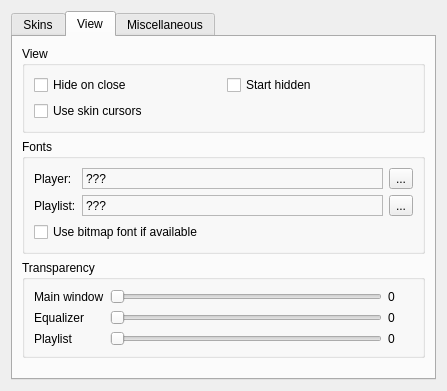
The window that src/plugins/Ui/skinned/forms/skinnedsettings.ui (ksv1986/qmmp-staging) describes before a commit, drawn with Qt 5.
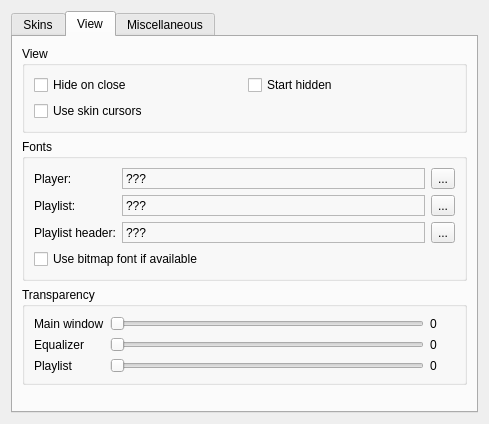
The same window after the commit. The open tabs and pages were chosen to show the change.

Commit message: added header font setting

Diff of the .ui file:
```diff
--- a/src/plugins/Ui/skinned/forms/skinnedsettings.ui
+++ b/src/plugins/Ui/skinned/forms/skinnedsettings.ui
@@ -6,8 +6,8 @@
    <rect>
     <x>0</x>
     <y>0</y>
-    <width>447</width>
-    <height>391</height>
+    <width>489</width>
+    <height>424</height>
    </rect>
   </property>
   <property name="windowTitle">
@@ -131,109 +131,136 @@
           <string>Fonts</string>
          </property>
          <layout class="QGridLayout" name="gridLayout_2">
-          <item row="0" column="0">
-           <widget class="QLabel" name="label">
-            <property name="sizePolicy">
-             <sizepolicy hsizetype="Preferred" vsizetype="Preferred">
-              <horstretch>0</horstretch>
-              <verstretch>0</verstretch>
-             </sizepolicy>
-            </property>
-            <property name="maximumSize">
-             <size>
-              <width>80</width>
-              <height>16777215</height>
-             </size>
-            </property>
-            <property name="text">
-             <string>Player:</string>
-            </property>
-            <property name="alignment">
-             <set>Qt::AlignLeading|Qt::AlignLeft|Qt::AlignVCenter</set>
-            </property>
-           </widget>
-          </item>
-          <item row="0" column="1">
-           <widget class="QLabel" name="mainFontLabel">
-            <property name="sizePolicy">
-             <sizepolicy hsizetype="Expanding" vsizetype="Preferred">
-              <horstretch>0</horstretch>
-              <verstretch>0</verstretch>
-             </sizepolicy>
-            </property>
-            <property name="frameShape">
-             <enum>QFrame::StyledPanel</enum>
-            </property>
-            <property name="frameShadow">
-             <enum>QFrame::Sunken</enum>
-            </property>
-            <property name="text">
-             <string>???</string>
-            </property>
-           </widget>
-          </item>
           <item row="0" column="2">
+           <widget class="QLabel" name="mainFontLabel">
+            <property name="sizePolicy">
+             <sizepolicy hsizetype="Expanding" vsizetype="Preferred">
+              <horstretch>0</horstretch>
+              <verstretch>0</verstretch>
+             </sizepolicy>
+            </property>
+            <property name="frameShape">
+             <enum>QFrame::StyledPanel</enum>
+            </property>
+            <property name="frameShadow">
+             <enum>QFrame::Sunken</enum>
+            </property>
+            <property name="text">
+             <string>???</string>
+            </property>
+           </widget>
+          </item>
+          <item row="0" column="3">
            <widget class="QToolButton" name="mainFontButton">
             <property name="text">
              <string>...</string>
             </property>
            </widget>
           </item>
-          <item row="1" column="0">
-           <widget class="QLabel" name="label_2">
-            <property name="sizePolicy">
-             <sizepolicy hsizetype="Preferred" vsizetype="Preferred">
-              <horstretch>0</horstretch>
-              <verstretch>0</verstretch>
-             </sizepolicy>
-            </property>
-            <property name="maximumSize">
-             <size>
-              <width>80</width>
-              <height>16777215</height>
-             </size>
-            </property>
-            <property name="text">
-             <string>Playlist:</string>
-            </property>
-            <property name="alignment">
-             <set>Qt::AlignLeading|Qt::AlignLeft|Qt::AlignVCenter</set>
-            </property>
-           </widget>
-          </item>
-          <item row="1" column="1">
-           <widget class="QLabel" name="plFontLabel">
-            <property name="sizePolicy">
-             <sizepolicy hsizetype="Expanding" vsizetype="Preferred">
-              <horstretch>0</horstretch>
-              <verstretch>0</verstretch>
-             </sizepolicy>
-            </property>
-            <property name="frameShape">
-             <enum>QFrame::StyledPanel</enum>
-            </property>
-            <property name="frameShadow">
-             <enum>QFrame::Sunken</enum>
-            </property>
-            <property name="text">
-             <string>???</string>
-            </property>
-           </widget>
-          </item>
           <item row="1" column="2">
+           <widget class="QLabel" name="plFontLabel">
+            <property name="sizePolicy">
+             <sizepolicy hsizetype="Expanding" vsizetype="Preferred">
+              <horstretch>0</horstretch>
+              <verstretch>0</verstretch>
+             </sizepolicy>
+            </property>
+            <property name="frameShape">
+             <enum>QFrame::StyledPanel</enum>
+            </property>
+            <property name="frameShadow">
+             <enum>QFrame::Sunken</enum>
+            </property>
+            <property name="text">
+             <string>???</string>
+            </property>
+           </widget>
+          </item>
+          <item row="1" column="3">
            <widget class="QToolButton" name="plFontButton">
             <property name="text">
              <string>...</string>
             </property>
            </widget>
           </item>
-          <item row="2" column="0" colspan="3">
+          <item row="3" column="0" colspan="4">
            <widget class="QCheckBox" name="useBitmapCheckBox">
             <property name="text">
              <string>Use bitmap font if available</string>
             </property>
            </widget>
           </item>
+          <item row="2" column="2">
+           <widget class="QLabel" name="headerFontLabel">
+            <property name="frameShape">
+             <enum>QFrame::StyledPanel</enum>
+            </property>
+            <property name="frameShadow">
+             <enum>QFrame::Sunken</enum>
+            </property>
+            <property name="text">
+             <string>???</string>
+            </property>
+           </widget>
+          </item>
+          <item row="2" column="0" colspan="2">
+           <widget class="QLabel" name="label_5">
+            <property name="text">
+             <string>Playlist header:</string>
+            </property>
+           </widget>
+          </item>
+          <item row="1" column="0" colspan="2">
+           <widget class="QLabel" name="label_2">
+            <property name="sizePolicy">
+             <sizepolicy hsizetype="Preferred" vsizetype="Preferred">
+              <horstretch>0</horstretch>
+              <verstretch>0</verstretch>
+             </sizepolicy>
+            </property>
+            <property name="maximumSize">
+             <size>
+              <width>80</width>
+              <height>16777215</height>
+             </size>
+            </property>
+            <property name="text">
+             <string>Playlist:</string>
+            </property>
+            <property name="alignment">
+             <set>Qt::AlignLeading|Qt::AlignLeft|Qt::AlignVCenter</set>
+            </property>
+           </widget>
+          </item>
+          <item row="0" column="0" colspan="2">
+           <widget class="QLabel" name="label">
+            <property name="sizePolicy">
+             <sizepolicy hsizetype="Preferred" vsizetype="Preferred">
+              <horstretch>0</horstretch>
+              <verstretch>0</verstretch>
+             </sizepolicy>
+            </property>
+            <property name="maximumSize">
+             <size>
+              <width>80</width>
+              <height>16777215</height>
+             </size>
+            </property>
+            <property name="text">
+             <string>Player:</string>
+            </property>
+            <property name="alignment">
+             <set>Qt::AlignLeading|Qt::AlignLeft|Qt::AlignVCenter</set>
+            </property>
+           </widget>
+          </item>
+          <item row="2" column="3">
+           <widget class="QToolButton" name="headerFontButton">
+            <property name="text">
+             <string>...</string>
+            </property>
+           </widget>
+          </item>
          </layout>
         </widget>
        </item>
```
The commit also changes 6 other files.
